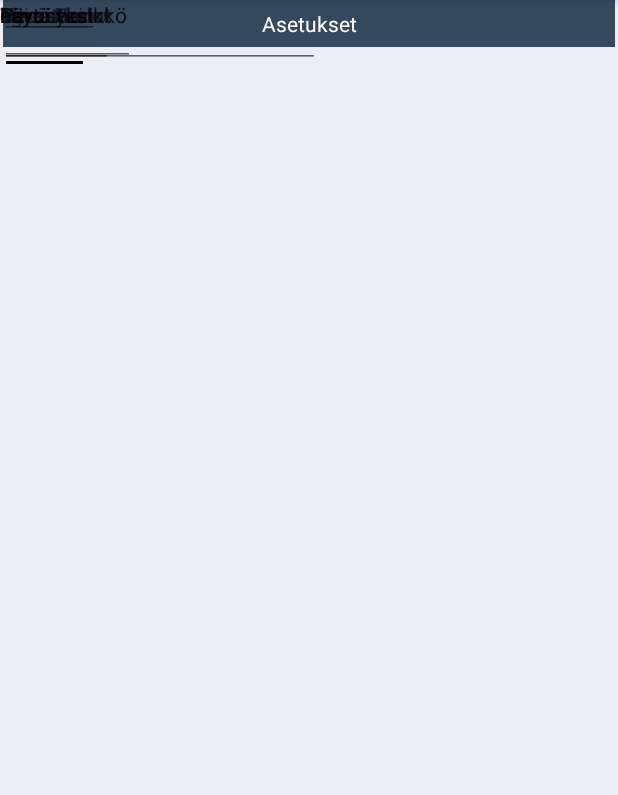
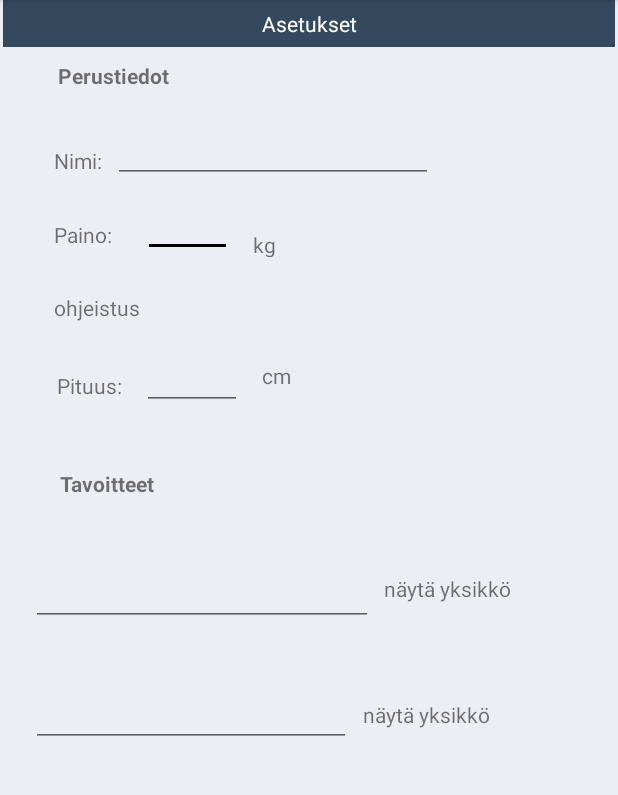
Before and after one commit to AOskari/TMS, an Android app: the Asetukset screen opened directly, with no data from a screen before it, on a phone screen of 412 x 824 dp, the part 84-879 px from its top. Run offline under Robolectric (Android 15) with nearby library versions, the phone set to English and light mode, and no system bars.

Commit message:
Asetus-aktiviteetti tehty

```diff
--- a/app/src/main/res/layout/activity_asetukset.xml
+++ b/app/src/main/res/layout/activity_asetukset.xml
@@ -25,140 +25,209 @@
         android:layout_height="wrap_content"
         android:layout_marginStart="36dp"
         android:layout_marginLeft="36dp"
+        android:layout_marginTop="30dp"
         android:text="@string/tieto2"
         app:layout_constraintStart_toStartOf="parent"
-        tools:layout_editor_absoluteY="146dp" />
+        app:layout_constraintTop_toBottomOf="@+id/tieto1" />
 
     <TextView
         android:id="@+id/kg"
         android:layout_width="27dp"
         android:layout_height="18dp"
+        android:layout_marginTop="76dp"
+        android:layout_marginBottom="75dp"
         android:text="@string/kg"
-        tools:layout_editor_absoluteX="165dp"
-        tools:layout_editor_absoluteY="154dp" />
+        app:layout_constraintBottom_toTopOf="@+id/pituus"
+        app:layout_constraintEnd_toEndOf="@+id/annaNimi"
+        app:layout_constraintStart_toStartOf="@+id/annaNimi"
+        app:layout_constraintTop_toTopOf="@+id/annaNimi" />
 
     <EditText
         android:id="@+id/paino"
         android:layout_width="59dp"
         android:layout_height="49dp"
+        android:layout_marginStart="19dp"
+        android:layout_marginLeft="19dp"
+        android:layout_marginEnd="20dp"
+        android:layout_marginRight="20dp"
         android:ems="10"
         android:inputType="numberDecimal"
-        tools:layout_editor_absoluteX="94dp"
-        tools:layout_editor_absoluteY="123dp" />
+        app:layout_constraintBottom_toTopOf="@+id/tieto2"
+        app:layout_constraintEnd_toStartOf="@+id/cm"
+        app:layout_constraintStart_toStartOf="@+id/annaNimi"
+        app:layout_constraintTop_toTopOf="@+id/tieto2" />
 
     <TextView
         android:id="@+id/tieto1"
         android:layout_width="wrap_content"
         android:layout_height="wrap_content"
+        android:layout_marginStart="36dp"
+        android:layout_marginLeft="36dp"
+        android:layout_marginTop="97dp"
         android:text="@string/tieto1"
-        tools:layout_editor_absoluteX="36dp"
-        tools:layout_editor_absoluteY="97dp" />
+        app:layout_constraintStart_toStartOf="parent"
+        app:layout_constraintTop_toTopOf="parent" />
 
     <EditText
         android:id="@+id/annaNimi"
         android:layout_width="wrap_content"
         android:layout_height="wrap_content"
+        android:layout_marginStart="7dp"
+        android:layout_marginLeft="7dp"
         android:ems="10"
         android:inputType="textPersonName"
-        tools:layout_editor_absoluteX="75dp"
-        tools:layout_editor_absoluteY="78dp" />
+        app:layout_constraintBottom_toTopOf="@+id/paino"
+        app:layout_constraintStart_toEndOf="@+id/tieto1" />
 
     <TextView
         android:id="@+id/ohje"
         android:layout_width="wrap_content"
         android:layout_height="wrap_content"
+        android:layout_marginStart="36dp"
+        android:layout_marginLeft="36dp"
+        android:layout_marginTop="24dp"
         android:text="@string/ohje"
-        tools:layout_editor_absoluteX="36dp"
-        tools:layout_editor_absoluteY="196dp" />
+        app:layout_constraintStart_toStartOf="parent"
+        app:layout_constraintTop_toBottomOf="@+id/paino" />
 
     <TextView
         android:id="@+id/tieto3"
         android:layout_width="wrap_content"
         android:layout_height="wrap_content"
+        android:layout_marginStart="38dp"
+        android:layout_marginLeft="38dp"
         android:text="@string/tieto3"
-        tools:layout_editor_absoluteX="38dp"
-        tools:layout_editor_absoluteY="247dp" />
+        app:layout_constraintStart_toStartOf="parent"
+        app:layout_constraintTop_toTopOf="@+id/pituus" />
 
     <EditText
         android:id="@+id/pituus"
-        android:layout_width="66dp"
+        android:layout_width="0dp"
         android:layout_height="26dp"
+        android:layout_marginStart="13dp"
+        android:layout_marginLeft="13dp"
+        android:layout_marginEnd="13dp"
+        android:layout_marginRight="13dp"
         android:ems="10"
         android:inputType="number"
-        tools:layout_editor_absoluteX="94dp"
-        tools:layout_editor_absoluteY="247dp" />
+        app:layout_constraintBottom_toBottomOf="@+id/cm"
+        app:layout_constraintEnd_toStartOf="@+id/cm"
+        app:layout_constraintStart_toEndOf="@+id/tieto3"
+        app:layout_constraintTop_toBottomOf="@+id/cm" />
 
     <TextView
         android:id="@+id/cm"
         android:layout_width="wrap_content"
         android:layout_height="wrap_content"
+        android:layout_marginStart="92dp"
+        android:layout_marginLeft="92dp"
+        android:layout_marginTop="69dp"
+        android:layout_marginEnd="93dp"
+        android:layout_marginRight="93dp"
         android:text="@string/cm"
-        tools:layout_editor_absoluteX="173dp"
-        tools:layout_editor_absoluteY="241dp" />
+        app:layout_constraintEnd_toEndOf="@+id/annaNimi"
+        app:layout_constraintStart_toEndOf="@+id/tieto3"
+        app:layout_constraintTop_toBottomOf="@+id/paino" />
 
     <TextView
         android:id="@+id/otsikko1"
         android:layout_width="wrap_content"
         android:layout_height="wrap_content"
+        android:layout_marginTop="9dp"
         android:text="@string/otsikko1"
         android:textStyle="bold"
-        tools:layout_editor_absoluteX="36dp"
-        tools:layout_editor_absoluteY="40dp" />
+        app:layout_constraintEnd_toStartOf="@+id/annaNimi"
+        app:layout_constraintStart_toStartOf="@+id/annaNimi"
+        app:layout_constraintTop_toBottomOf="@+id/aseta" />
 
     <TextView
         android:id="@+id/otsikko2"
         android:layout_width="wrap_content"
         android:layout_height="wrap_content"
+        android:layout_marginStart="40dp"
+        android:layout_marginLeft="40dp"
+        android:layout_marginTop="39dp"
         android:text="@string/otsikko2"
         android:textStyle="bold"
-        tools:layout_editor_absoluteX="40dp"
-        tools:layout_editor_absoluteY="312dp" />
+        app:layout_constraintStart_toStartOf="parent"
+        app:layout_constraintTop_toBottomOf="@+id/pituus" />
 
     <Spinner
         android:id="@+id/tavoite1"
-        android:layout_width="103dp"
+        android:layout_width="0dp"
         android:layout_height="34dp"
-        tools:layout_editor_absoluteX="47dp"
-        tools:layout_editor_absoluteY="362dp" />
+        android:layout_marginStart="7dp"
+        android:layout_marginLeft="7dp"
+        android:layout_marginTop="50dp"
+        android:layout_marginEnd="8dp"
+        android:layout_marginRight="8dp"
+        android:layout_marginBottom="52dp"
+        app:layout_constraintBottom_toBottomOf="@+id/tavoite2"
+        app:layout_constraintEnd_toStartOf="@+id/editTextNumber2"
+        app:layout_constraintStart_toStartOf="@+id/otsikko2"
+        app:layout_constraintTop_toTopOf="@+id/otsikko2" />
 
     <EditText
         android:id="@+id/editTextNumber2"
-        android:layout_width="90dp"
+        android:layout_width="0dp"
         android:layout_height="44dp"
+        android:layout_marginStart="9dp"
+        android:layout_marginLeft="9dp"
+        android:layout_marginTop="23dp"
+        android:layout_marginEnd="7dp"
+        android:layout_marginRight="7dp"
+        android:layout_marginBottom="17dp"
         android:ems="10"
         android:inputType="number"
-        tools:layout_editor_absoluteX="158dp"
-        tools:layout_editor_absoluteY="354dp" />
+        app:layout_constraintBottom_toTopOf="@+id/editTextNumber3"
+        app:layout_constraintEnd_toStartOf="@+id/yksikko1"
+        app:layout_constraintStart_toEndOf="@+id/tavoite2"
+        app:layout_constraintTop_toBottomOf="@+id/otsikko2" />
 
     <TextView
         android:id="@+id/yksikko1"
         android:layout_width="wrap_content"
         android:layout_height="wrap_content"
+        android:layout_marginStart="22dp"
+        android:layout_marginLeft="22dp"
+        android:layout_marginTop="9dp"
         android:text="@string/yksikko"
-        tools:layout_editor_absoluteX="255dp"
-        tools:layout_editor_absoluteY="363dp" />
+        app:layout_constraintStart_toEndOf="@+id/editTextNumber3"
+        app:layout_constraintTop_toTopOf="@+id/editTextNumber2" />
 
     <Spinner
         android:id="@+id/tavoite2"
-        android:layout_width="102dp"
-        android:layout_height="33dp"
-        tools:layout_editor_absoluteX="47dp"
-        tools:layout_editor_absoluteY="415dp" />
+        android:layout_width="0dp"
+        android:layout_height="0dp"
+        android:layout_marginStart="9dp"
+        android:layout_marginLeft="9dp"
+        android:layout_marginEnd="9dp"
+        android:layout_marginRight="9dp"
+        android:layout_marginBottom="1dp"
+        app:layout_constraintBottom_toBottomOf="@+id/yksikko2"
+        app:layout_constraintEnd_toStartOf="@+id/editTextNumber3"
+        app:layout_constraintStart_toStartOf="@+id/tieto3"
+        app:layout_constraintTop_toTopOf="@+id/editTextNumber3" />
 
     <EditText
         android:id="@+id/editTextNumber3"
-        android:layout_width="75dp"
+        android:layout_width="0dp"
         android:layout_height="45dp"
+        android:layout_marginEnd="8dp"
+        android:layout_marginRight="8dp"
         android:ems="10"
         android:inputType="number"
-        tools:layout_editor_absoluteX="158dp"
-        tools:layout_editor_absoluteY="415dp" />
+        app:layout_constraintBaseline_toBaselineOf="@+id/yksikko2"
+        app:layout_constraintEnd_toStartOf="@+id/yksikko2" />
 
     <TextView
         android:id="@+id/yksikko2"
         android:layout_width="wrap_content"
         android:layout_height="wrap_content"
+        android:layout_marginEnd="85dp"
+        android:layout_marginRight="85dp"
+        android:layout_marginBottom="282dp"
         android:text="@string/yksikko"
-        tools:layout_editor_absoluteX="241dp"
-        tools:layout_editor_absoluteY="430dp" />
+        app:layout_constraintBottom_toBottomOf="parent"
+        app:layout_constraintEnd_toEndOf="parent" />
 </androidx.constraintlayout.widget.ConstraintLayout>
```
